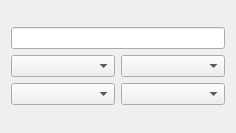
This is midiplaybackrecorder/midiplaybackrecorder.ui in sslyutov/MeeDee as Qt 5 draws it before an edit. The edited form follows.
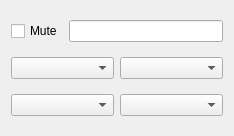
This is the edited form.

Commit message: added Mute checkbox to playback recorder

```diff
--- a/midiplaybackrecorder/midiplaybackrecorder.ui
+++ b/midiplaybackrecorder/midiplaybackrecorder.ui
@@ -6,28 +6,36 @@
    <rect>
     <x>0</x>
     <y>0</y>
-    <width>236</width>
-    <height>133</height>
+    <width>234</width>
+    <height>136</height>
    </rect>
   </property>
   <property name="windowTitle">
    <string>Form</string>
   </property>
-  <layout class="QVBoxLayout" name="verticalLayout_2">
+  <layout class="QVBoxLayout" name="verticalLayout">
    <item>
-    <layout class="QGridLayout" name="gridLayout_4">
-     <item row="2" column="0">
-      <layout class="QGridLayout" name="gridLayout_2">
+    <layout class="QGridLayout" name="gridLayout_3">
+     <property name="sizeConstraint">
+      <enum>QLayout::SizeConstraint::SetDefaultConstraint</enum>
+     </property>
        <item row="0" column="0">
-        <widget class="QComboBox" name="comboDestinations"/>
+      <widget class="QCheckBox" name="cbMute">
+       <property name="text">
+        <string>Mute</string>
+       </property>
+      </widget>
        </item>
        <item row="0" column="1">
-        <widget class="QComboBox" name="comboDstChan"/>
+      <widget class="QLineEdit" name="lineEditPlayRecName"/>
        </item>
       </layout>
      </item>
-     <item row="1" column="0">
+   <item>
       <layout class="QGridLayout" name="gridLayout">
+     <property name="sizeConstraint">
+      <enum>QLayout::SizeConstraint::SetDefaultConstraint</enum>
+     </property>
        <item row="0" column="1">
         <widget class="QComboBox" name="comboSrcChan"/>
        </item>
@@ -36,12 +44,16 @@
        </item>
       </layout>
      </item>
-     <item row="0" column="0">
-      <layout class="QVBoxLayout" name="verticalLayout">
        <item>
-        <widget class="QLineEdit" name="lineEditPlayRecName"/>
-       </item>
-      </layout>
+    <layout class="QGridLayout" name="gridLayout_2">
+     <property name="sizeConstraint">
+      <enum>QLayout::SizeConstraint::SetDefaultConstraint</enum>
+     </property>
+     <item row="0" column="0">
+      <widget class="QComboBox" name="comboDestinations"/>
+     </item>
+     <item row="0" column="1">
+      <widget class="QComboBox" name="comboDstChan"/>
      </item>
     </layout>
    </item>
```
Lines whose indentation alone changed are shown as unchanged.
